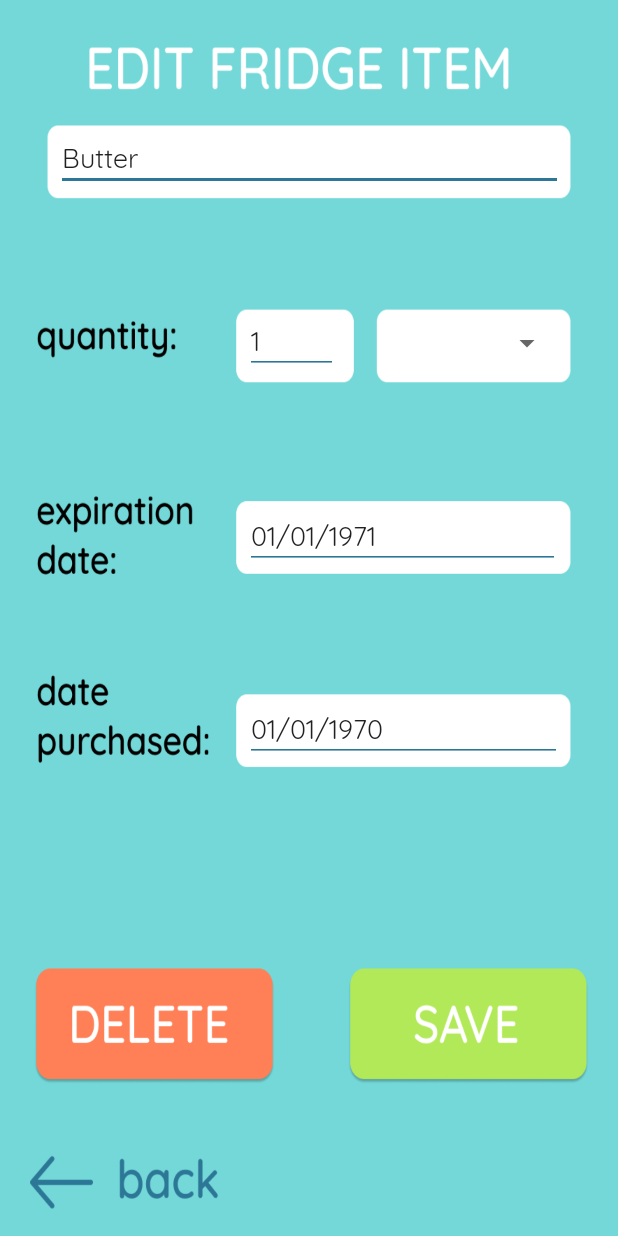
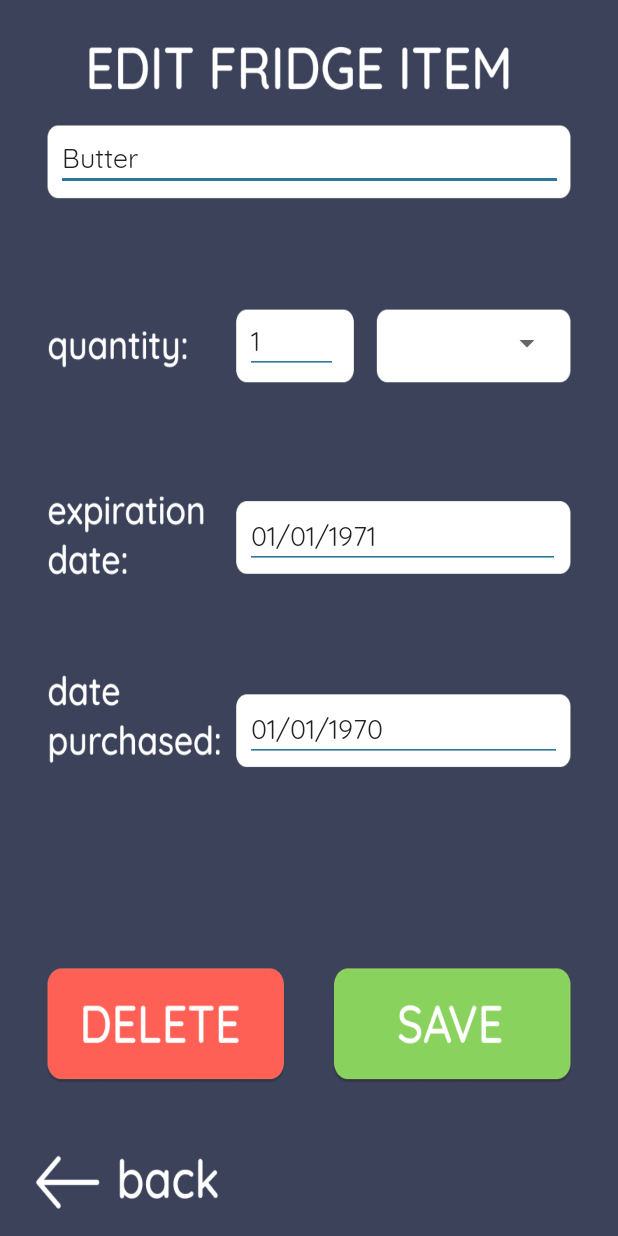
Before and after one commit to aylinev2/recipe-rover, an Android app: the FridgeActivity screen opened directly, with no data from a screen before it, after a tap on "Butter", on a phone screen of 412 x 824 dp. Run offline under Robolectric (Android 15) with nearby library versions, the phone set to English and light mode, and no system bars; 3 other taps on this screen came first.

Commit message:
new theme

```diff
--- a/app/src/main/res/layout/activity_edit_item.xml
+++ b/app/src/main/res/layout/activity_edit_item.xml
@@ -30,15 +30,15 @@
 
     <Button
         android:id="@+id/deleteButton"
-        android:layout_width="156dp"
-        android:layout_height="57dp"
+        android:layout_width="151dp"
+        android:layout_height="63dp"
         android:background="#00000000"
         app:layout_constraintBottom_toBottomOf="@+id/imageView2"
         app:layout_constraintEnd_toEndOf="@+id/imageView2"
-        app:layout_constraintHorizontal_bias="0.105"
+        app:layout_constraintHorizontal_bias="0.142"
         app:layout_constraintStart_toStartOf="parent"
         app:layout_constraintTop_toTopOf="@+id/imageView2"
-        app:layout_constraintVertical_bias="0.857" />
+        app:layout_constraintVertical_bias="0.859" />
 
     <Button
         android:id="@+id/saveButton"
@@ -47,10 +47,10 @@
         android:background="#00000000"
         app:layout_constraintBottom_toBottomOf="@+id/imageView2"
         app:layout_constraintEnd_toEndOf="@+id/imageView2"
-        app:layout_constraintHorizontal_bias="0.905"
+        app:layout_constraintHorizontal_bias="0.865"
         app:layout_constraintStart_toStartOf="parent"
         app:layout_constraintTop_toTopOf="@+id/imageView2"
-        app:layout_constraintVertical_bias="0.858" />
+        app:layout_constraintVertical_bias="0.859" />
 
     <AutoCompleteTextView
         android:id="@+id/editIngredientName"
```
Also changed, not shown: app/src/main/res/drawable-v24/home.png (deleted), app/src/main/res/drawable/completed.png, app/src/main/res/drawable/edititem.png, app/src/main/res/drawable/filters.png, app/src/main/res/drawable/fridge.png, app/src/main/res/drawable/home.png (added), app/src/main/res/drawable/newitem.png, app/src/main/res/drawable/profile.png, app/src/main/res/drawable/savedrecipes.png, app/src/main/res/drawable/sort.png, 1 other file.
